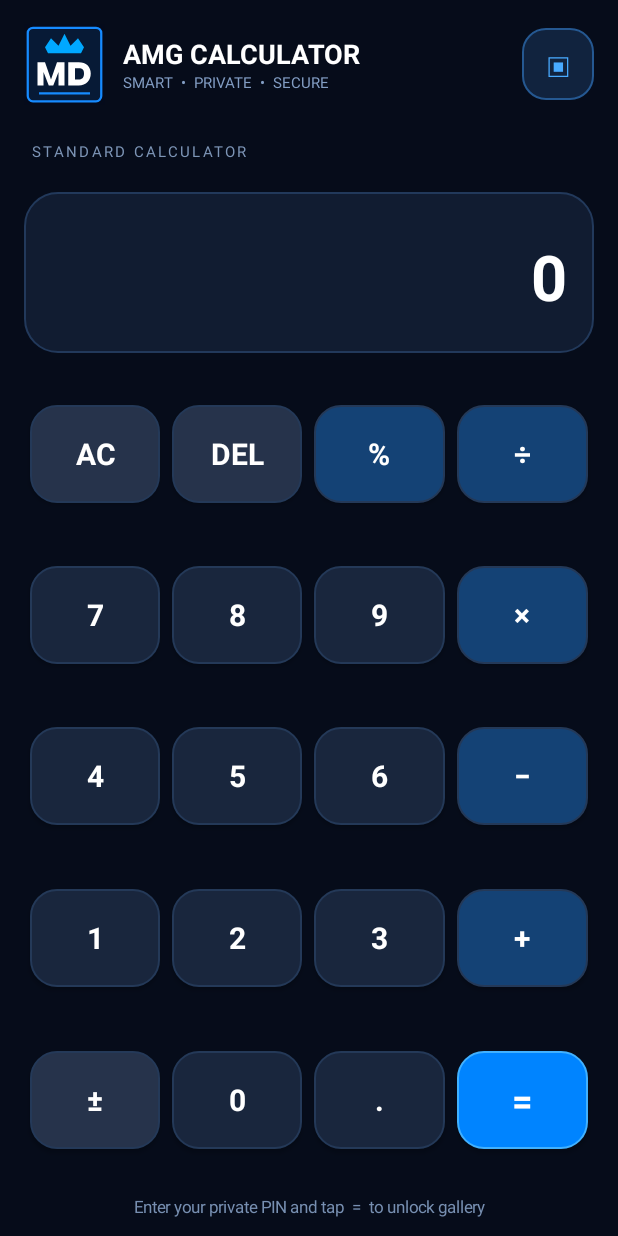
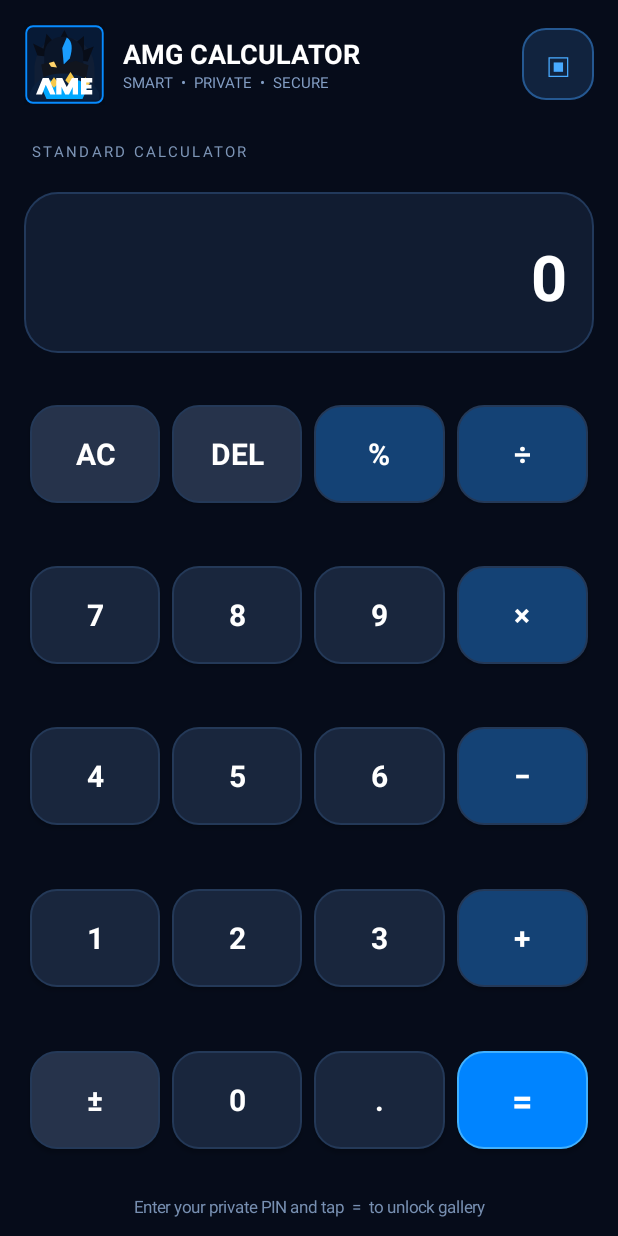
Before and after one commit to ahmadkhan08869-wq/smart-calculator1, an Android app: the screen it shows after launch (MainActivity), on a phone screen of 412 x 824 dp. Run offline under Robolectric (Android 15) with nearby library versions, the phone set to English and light mode, and no system bars.

Commit message:
Create neon AMG mascot launcher icon

```diff
--- a/app/src/main/res/drawable/amg_icon.xml
+++ b/app/src/main/res/drawable/amg_icon.xml
@@ -1,9 +1,15 @@
 <vector xmlns:android="http://schemas.android.com/apk/res/android"
     android:width="108dp" android:height="108dp" android:viewportWidth="108" android:viewportHeight="108">
-    <path android:fillColor="#050B1B" android:pathData="M0,0h108v108h-108z"/>
-    <path android:fillColor="#071A36" android:strokeColor="#168BFF" android:strokeWidth="3" android:pathData="M12,5h84a7,7 0,0 1,7 7v84a7,7 0,0 1,-7 7h-84a7,7 0,0 1,-7 -7v-84a7,7 0,0 1,7 -7z"/>
-    <path android:fillColor="#00A8FF" android:pathData="M28,31l8,-12 10,10 8,-16 8,16 10,-10 8,12 -4,8h-44z"/>
-    <path android:fillColor="#FFFFFF" android:pathData="M18,51l10,0 8,23 8,-23 10,0 0,31 -8,0 0,-18 -7,18h-6l-7,-18 0,18 -8,0z"/>
-    <path android:fillColor="#FFFFFF" android:pathData="M59,51h14c10,0 16,6 16,15s-6,16 -16,16h-14zM68,59v15h5c5,0 7,-3 7,-8s-2,-7 -7,-7z"/>
-    <path android:fillColor="#168BFF" android:pathData="M20,91h68v3h-68z"/>
+    <path android:fillColor="#050B18" android:pathData="M0,0h108v108h-108z"/>
+    <path android:fillColor="#071A36" android:strokeColor="#078BFF" android:strokeWidth="2.5" android:pathData="M12,3h84a9,9 0,0 1,9 9v84a9,9 0,0 1,-9 9h-84a9,9 0,0 1,-9 -9v-84a9,9 0,0 1,9 -9z"/>
+    <path android:fillColor="#101E35" android:pathData="M14,57c2,-24 16,-39 39,-39s39,15 41,39v30h-80z"/>
+    <path android:fillColor="#080D18" android:pathData="M18,42l-6,-16 14,7 4,-20 13,15 11,-20 10,21 16,-13 0,19 13,-5 -8,20z"/>
+    <path android:fillColor="#0A1528" android:pathData="M27,42c0,-15 10,-25 25,-25s27,10 27,25v20c0,17 -11,26 -27,26s-25,-9 -25,-26z"/>
+    <path android:fillColor="#1A9DFF" android:pathData="M57,18c8,5 8,15 4,28l-8,8 -2,-22z"/>
+    <path android:fillColor="#11151E" android:pathData="M23,54l17,-5 13,5 16,-5 17,6 -4,21 -27,9 -28,-9z"/>
+    <path android:fillColor="#FFD36A" android:pathData="M33,52l7,-2 4,8 -8,-1z"/>
+    <path android:fillColor="#0B203D" android:pathData="M8,91c8,-18 23,-25 44,-25s37,7 48,25v10h-92z"/>
+    <path android:fillColor="#00A8FF" android:pathData="M22,82l13,-7 19,12 19,-12 13,7 -8,18h-48z"/>
+    <path android:fillColor="#F7C94B" android:pathData="M34,79l6,-8 6,8 -6,6zM55,75l7,-11 7,11 -7,7zM76,79l6,-8 6,8 -6,6z"/>
+    <path android:fillColor="#FFFFFF" android:pathData="M16,94l8,0 5,-13 6,13h7l-9,-22h-8zM43,94l7,0 0,-10 5,10h5l5,-10 0,10 7,0 0,-22h-8l-7,12 -6,-12h-8zM76,72h15v6h-8v3h7v5h-7v2h8v6h-15z"/>
 </vector>
```
